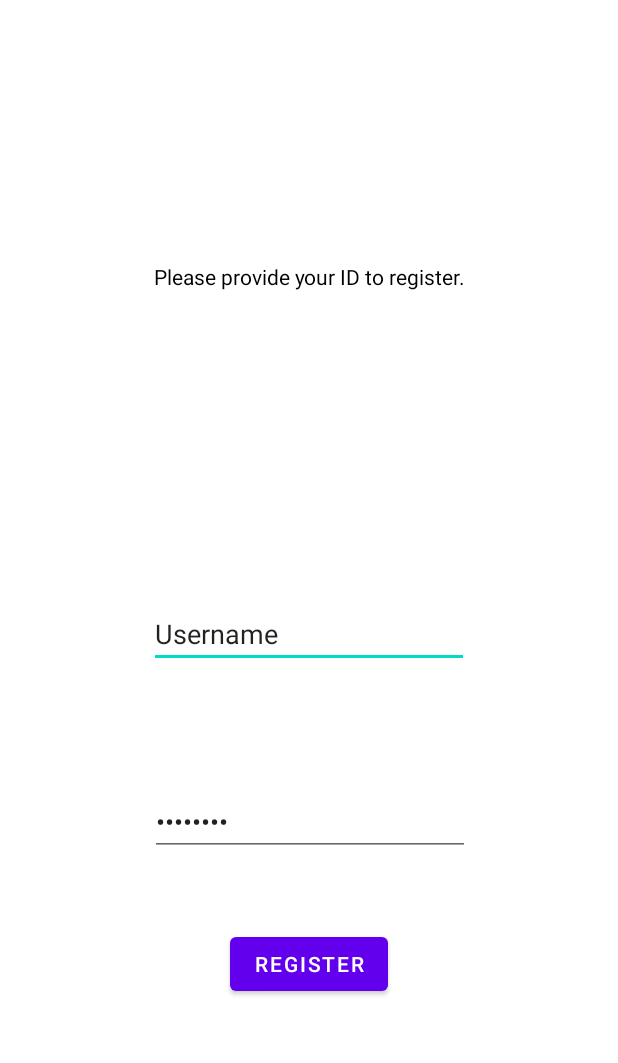
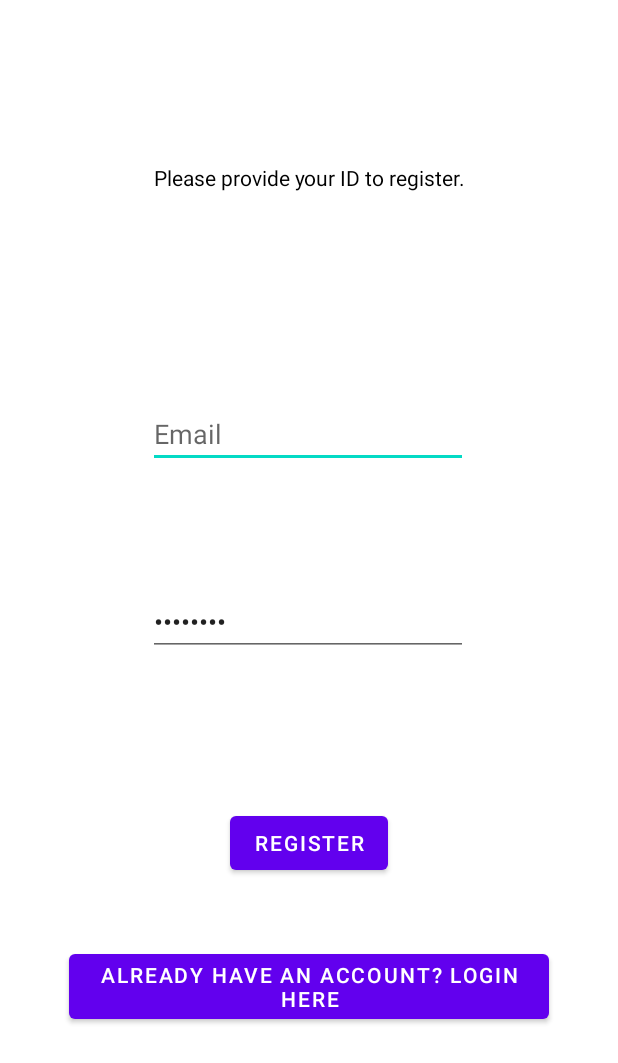
Before and after one commit to Gatens/AppDevSec, an Android app: the layout register.xml on its own in the app's theme, with its tools: preview values and no code run, on a phone screen of 412 x 824 dp. Shown: the top 1063 px of the screen. Run offline under Robolectric (Android 15) with nearby library versions, the phone set to English and light mode, and no system bars.

Commit message:
login+registration

```diff
--- a/app/build.gradle
+++ b/app/build.gradle
@@ -1,5 +1,6 @@
 plugins {
     id 'com.android.application'
+    id 'com.google.gms.google-services'
 }
 
 android {
@@ -35,6 +36,8 @@ dependencies {
     implementation 'androidx.appcompat:appcompat:1.2.0'
     implementation 'com.google.android.material:material:1.2.1'
     implementation 'androidx.constraintlayout:constraintlayout:2.0.4'
+    implementation 'com.google.firebase:firebase-auth:19.2.0'
+    implementation 'com.google.firebase:firebase-firestore:22.0.2'
     testImplementation 'junit:junit:4.+'
     androidTestImplementation 'androidx.test.ext:junit:1.1.2'
     androidTestImplementation 'androidx.test.espresso:espresso-core:3.3.0'
--- a/app/src/main/AndroidManifest.xml
+++ b/app/src/main/AndroidManifest.xml
@@ -11,6 +11,7 @@
         android:roundIcon="@mipmap/ic_launcher_round"
         android:supportsRtl="true"
         android:theme="@style/Theme.API">
+        <activity android:name=".Register"></activity>
         <activity android:name=".MainActivity"></activity>
         <activity android:name=".HomePage">
             <intent-filter>
--- a/app/src/main/res/layout/register.xml
+++ b/app/src/main/res/layout/register.xml
@@ -4,7 +4,8 @@
     xmlns:app="http://schemas.android.com/apk/res-auto"
     xmlns:tools="http://schemas.android.com/tools"
     android:layout_width="match_parent"
-    android:layout_height="match_parent">
+    android:layout_height="match_parent"
+    tools:context=".Register">
 
     <TextView
         android:id="@+id/reg_provider"
@@ -13,7 +14,7 @@
         android:text="@string/id_provider"
         android:textColor="@color/black"
         android:textAlignment="center"
-        app:layout_constraintBottom_toTopOf="@+id/reg_username"
+        app:layout_constraintBottom_toTopOf="@+id/reg_email"
         app:layout_constraintEnd_toEndOf="parent"
         app:layout_constraintStart_toStartOf="parent"
         app:layout_constraintTop_toTopOf="parent"
@@ -21,19 +22,20 @@
         android:gravity="center_horizontal" />
 
     <EditText
-        android:id="@+id/reg_username"
+        android:id="@+id/reg_email"
         android:layout_width="wrap_content"
         android:layout_height="wrap_content"
         android:layout_marginBottom="80dp"
+        android:autofillHints=""
         android:ems="10"
         android:inputType="textPersonName"
-        android:text="@string/username"
+        android:hint="@string/email"
         app:layout_constraintBottom_toTopOf="@+id/reg_password"
         app:layout_constraintEnd_toEndOf="parent"
+        app:layout_constraintHorizontal_bias="0.497"
         app:layout_constraintStart_toStartOf="parent"
         app:layout_constraintTop_toTopOf="parent"
-        app:layout_constraintVertical_bias="1.0"
-        android:autofillHints="" />
+        app:layout_constraintVertical_bias="1.0" />
 
     <EditText
         android:id="@+id/reg_password"
@@ -41,19 +43,19 @@
         android:layout_height="wrap_content"
         android:layout_marginTop="392dp"
         android:layout_marginBottom="48dp"
+        android:autofillHints=""
         android:ems="10"
         android:inputType="textPassword"
         android:text="@string/password"
-        app:layout_constraintBottom_toTopOf="@+id/reg_database"
+        app:layout_constraintBottom_toTopOf="@+id/regButton"
         app:layout_constraintEnd_toEndOf="parent"
-        app:layout_constraintHorizontal_bias="0.502"
+        app:layout_constraintHorizontal_bias="0.497"
         app:layout_constraintStart_toStartOf="parent"
         app:layout_constraintTop_toTopOf="parent"
-        app:layout_constraintVertical_bias="1.0"
-        android:autofillHints="" />
+        app:layout_constraintVertical_bias="0.0" />
 
     <Button
-        android:id="@+id/reg_database"
+        android:id="@+id/regButton"
         android:layout_width="wrap_content"
         android:layout_height="wrap_content"
         android:text="@string/register"
@@ -61,5 +63,27 @@
         app:layout_constraintEnd_toEndOf="parent"
         app:layout_constraintStart_toStartOf="parent"
         app:layout_constraintTop_toTopOf="parent"
-        app:layout_constraintVertical_bias="0.797" />
+        app:layout_constraintVertical_bias="0.693" />
+
+    <Button
+        android:id="@+id/regLogButton"
+        android:layout_width="wrap_content"
+        android:layout_height="wrap_content"
+        android:text="@string/regLogButton"
+        app:layout_constraintBottom_toBottomOf="parent"
+        app:layout_constraintEnd_toEndOf="parent"
+        app:layout_constraintStart_toStartOf="parent"
+        app:layout_constraintTop_toBottomOf="@+id/regButton"
+        app:layout_constraintVertical_bias="0.242" />
+
+    <ProgressBar
+        android:id="@+id/regProgressBar"
+        style="?android:attr/progressBarStyle"
+        android:layout_width="wrap_content"
+        android:layout_height="wrap_content"
+        app:layout_constraintBottom_toBottomOf="parent"
+        app:layout_constraintEnd_toEndOf="parent"
+        app:layout_constraintStart_toStartOf="parent"
+        app:layout_constraintTop_toBottomOf="@+id/regLogButton"
+        tools:visibility="invisible" />
 </androidx.constraintlayout.widget.ConstraintLayout>
--- a/app/src/main/res/values/strings.xml
+++ b/app/src/main/res/values/strings.xml
@@ -4,7 +4,9 @@
     <string name="first_choice">Please login or register to enter in the App</string>
     <string name="register">Register</string>
     <string name="id_provider">Please provide your ID to register.</string>
-    <string name="username">Username</string>
+    <string name="email">Email</string>
     <string name="password">Password</string>
+    <string name="logout">Logout</string>
     <string name="bankpage">Bonjour, Veuillez trouver ci dessous la totalite de vos comptes enregistres sur notre application.</string>
+    <string name="regLogButton">ALready have an account? Login Here</string>
 </resources>
--- a/build.gradle
+++ b/build.gradle
@@ -6,6 +6,7 @@ buildscript {
     }
     dependencies {
         classpath "com.android.tools.build:gradle:4.1.2"
+        classpath 'com.google.gms:google-services:4.3.5'
 
         // NOTE: Do not place your application dependencies here; they belong
         // in the individual module build.gradle files
```
Also changed, not shown: app/src/main/java/fr/gatens/api/HomePage.java (+61 -6 lines), app/src/main/java/fr/gatens/api/MainActivity.java (+8 -1 lines), app/src/main/java/fr/gatens/api/Register.java (added, +91 -0 lines), app/src/main/res/layout/activity_main.xml (+12 -0 lines), app/src/main/res/layout/homepage.xml (+28 -16 lines), 292 other files.
